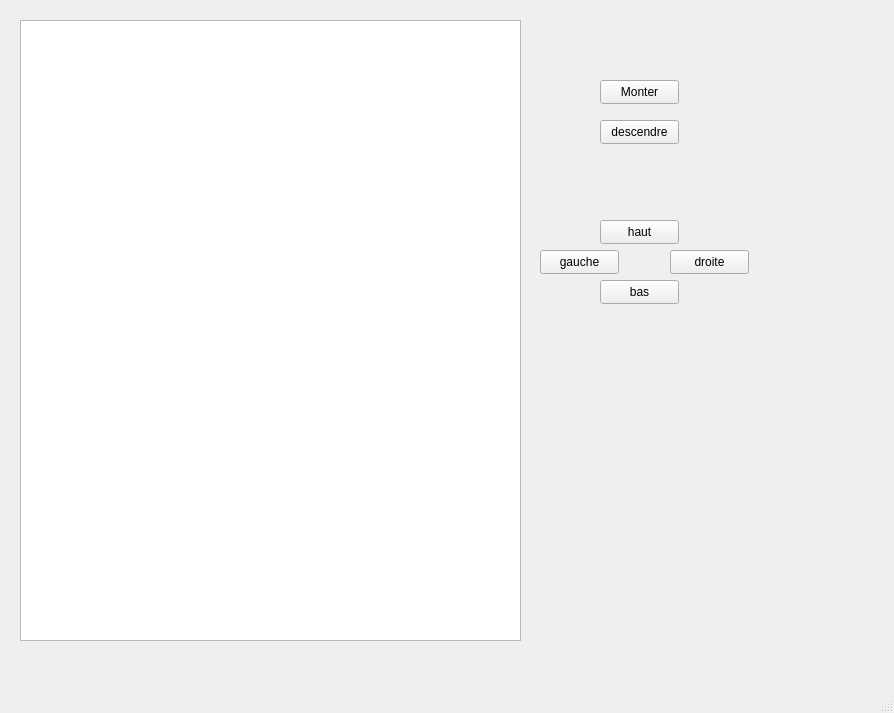
arcreane/python-project-lilian-ethan, file demo.ui: the form before one commit.
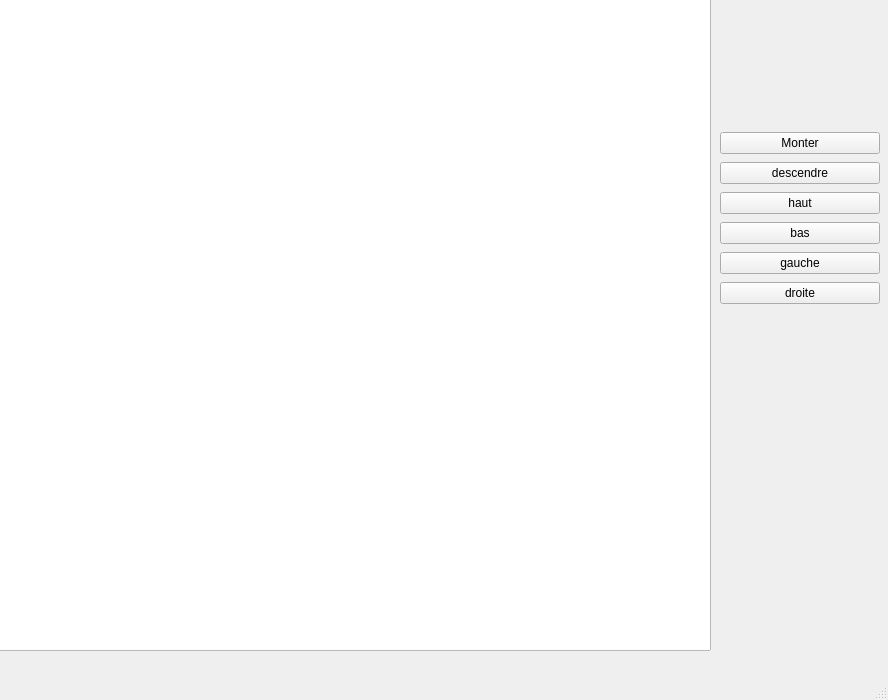
The form after the commit.

```diff
--- a/demo.ui
+++ b/demo.ui
@@ -6,101 +6,77 @@
    <rect>
     <x>0</x>
     <y>0</y>
-    <width>894</width>
-    <height>713</height>
+    <width>888</width>
+    <height>700</height>
    </rect>
   </property>
   <property name="windowTitle">
    <string>MainWindow</string>
   </property>
   <widget class="QWidget" name="centralwidget">
-   <widget class="QPushButton" name="bntUp">
+   <widget class="QGraphicsView" name="radarView">
     <property name="geometry">
      <rect>
-      <x>600</x>
-      <y>80</y>
-      <width>79</width>
-      <height>24</height>
+      <x>-10</x>
+      <y>-10</y>
+      <width>721</width>
+      <height>661</height>
      </rect>
     </property>
-    <property name="text">
-     <string>Monter</string>
-    </property>
    </widget>
-   <widget class="QPushButton" name="btnMoveLeft">
+   <widget class="QWidget" name="gridLayoutWidget">
     <property name="geometry">
      <rect>
-      <x>540</x>
-      <y>250</y>
-      <width>79</width>
-      <height>24</height>
+      <x>720</x>
+      <y>130</y>
+      <width>160</width>
+      <height>176</height>
      </rect>
     </property>
-    <property name="text">
-     <string>gauche</string>
-    </property>
-   </widget>
+    <layout class="QGridLayout" name="gridLayout">
+     <item row="5" column="0">
    <widget class="QPushButton" name="btnMoveRight">
-    <property name="geometry">
-     <rect>
-      <x>670</x>
-      <y>250</y>
-      <width>79</width>
-      <height>24</height>
-     </rect>
-    </property>
     <property name="text">
      <string>droite</string>
     </property>
    </widget>
+     </item>
+     <item row="3" column="0">
+      <widget class="QPushButton" name="btnMoveDown">
+       <property name="text">
+        <string>bas</string>
+       </property>
+      </widget>
+     </item>
+     <item row="1" column="0">
    <widget class="QPushButton" name="btnDown">
-    <property name="geometry">
-     <rect>
-      <x>600</x>
-      <y>120</y>
-      <width>79</width>
-      <height>24</height>
-     </rect>
-    </property>
     <property name="text">
      <string>descendre</string>
     </property>
    </widget>
+     </item>
+     <item row="0" column="0">
+      <widget class="QPushButton" name="btnUp">
+       <property name="text">
+        <string>Monter</string>
+       </property>
+      </widget>
+     </item>
+     <item row="2" column="0">
    <widget class="QPushButton" name="btnMoveUp">
-    <property name="geometry">
-     <rect>
-      <x>600</x>
-      <y>220</y>
-      <width>79</width>
-      <height>24</height>
-     </rect>
-    </property>
     <property name="text">
      <string>haut</string>
     </property>
    </widget>
-   <widget class="QPushButton" name="btnMoveDown">
-    <property name="geometry">
-     <rect>
-      <x>600</x>
-      <y>280</y>
-      <width>79</width>
-      <height>24</height>
-     </rect>
-    </property>
+     </item>
+     <item row="4" column="0">
+      <widget class="QPushButton" name="btnMoveLeft">
     <property name="text">
-     <string>bas</string>
-    </property>
-   </widget>
-   <widget class="QGraphicsView" name="radarView">
-    <property name="geometry">
-     <rect>
-      <x>20</x>
-      <y>20</y>
-      <width>501</width>
-      <height>621</height>
-     </rect>
-    </property>
+        <string>gauche</string>
+       </property>
+      </widget>
+     </item>
+    </layout>
    </widget>
   </widget>
   <widget class="QMenuBar" name="menubar">
```
Left out of the diff: 2 changed lines with no effect on the pictures. Lines whose indentation alone changed are shown as unchanged.
